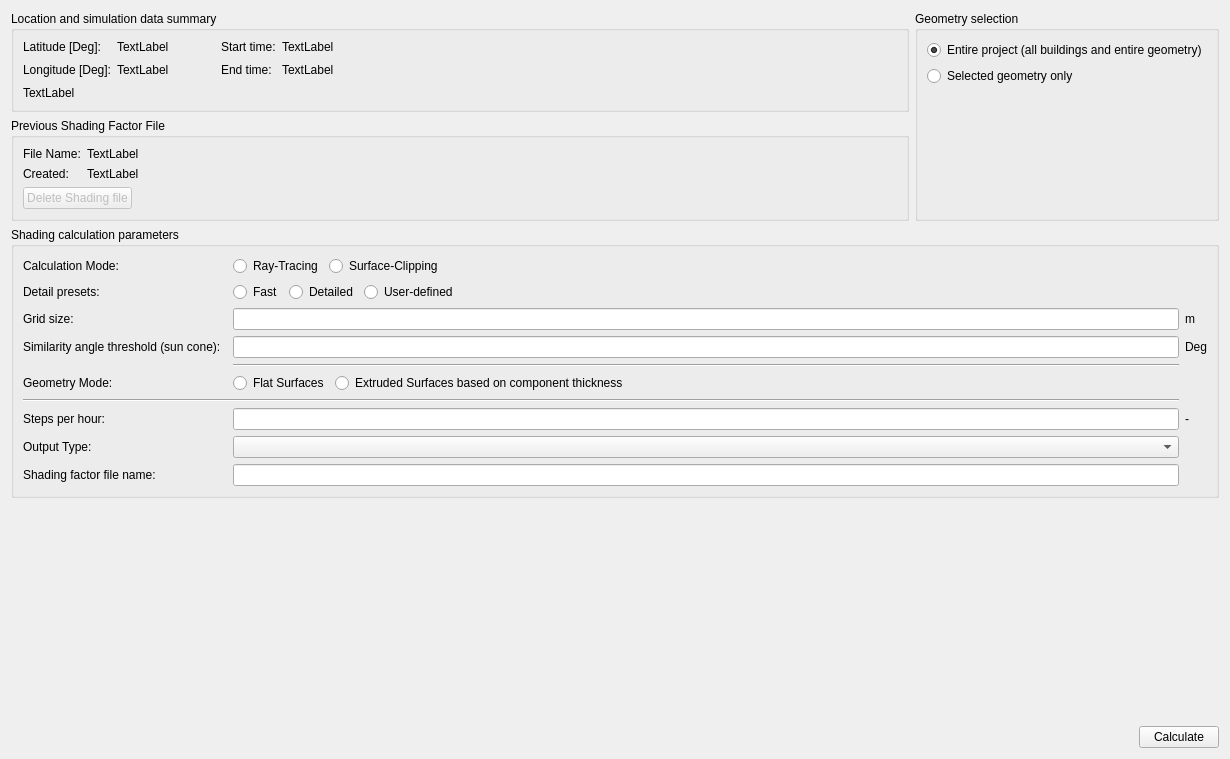
Before: the Qt Designer form SIM-VICUS/src/SVSimulationShadingOptions.ui in ghorwin/SIM-VICUS, drawn with Qt 5.
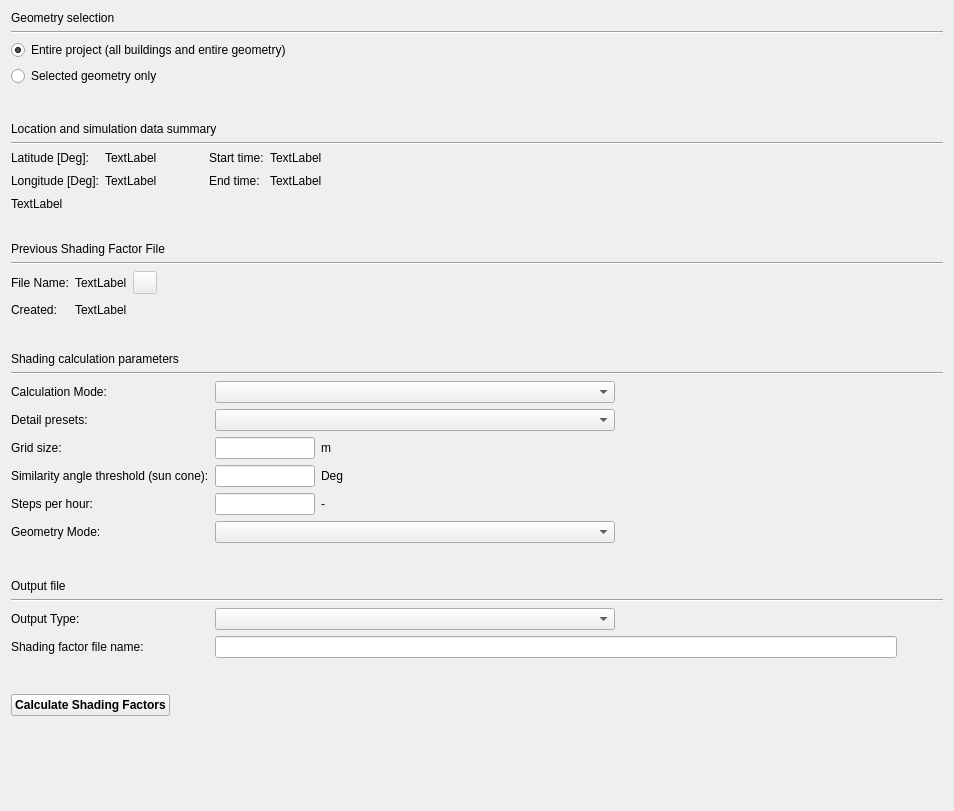
After: the same form once the commit is applied. Icons and pictures are not drawn. Custom widgets are drawn as their Qt base class.

The edit to the form file:
```diff
--- a/SIM-VICUS/src/SVSimulationShadingOptions.ui
+++ b/SIM-VICUS/src/SVSimulationShadingOptions.ui
@@ -6,129 +6,93 @@
    <rect>
     <x>0</x>
     <y>0</y>
-    <width>1230</width>
-    <height>759</height>
+    <width>954</width>
+    <height>811</height>
    </rect>
   </property>
   <property name="windowTitle">
    <string>Sunlight Factor Calculation</string>
   </property>
-  <layout class="QGridLayout" name="gridLayoutWidget" rowstretch="0,0,0,0,0">
-   <item row="4" column="0" colspan="2">
-    <layout class="QHBoxLayout" name="horizontalLayout">
+  <layout class="QVBoxLayout" name="verticalLayout">
      <item>
-      <spacer name="horizontalSpacer">
+    <widget class="QLabel" name="label_14">
+     <property name="text">
+      <string>Geometry selection</string>
+     </property>
+    </widget>
+   </item>
+   <item>
+    <widget class="Line" name="line">
        <property name="orientation">
         <enum>Qt::Horizontal</enum>
        </property>
-       <property name="sizeHint" stdset="0">
-        <size>
-         <width>40</width>
-         <height>20</height>
-        </size>
-       </property>
-      </spacer>
-     </item>
-     <item>
-      <widget class="QPushButton" name="pushButtonCalculate">
-       <property name="text">
-        <string>Calculate</string>
-       </property>
-      </widget>
-     </item>
-    </layout>
-   </item>
-   <item row="1" column="0">
-    <widget class="QGroupBox" name="groupBox_4">
-     <property name="title">
-      <string>Previous Shading Factor File</string>
-     </property>
-     <layout class="QGridLayout" name="gridLayout_4" columnstretch="0,1">
-      <item row="0" column="0">
-       <widget class="QLabel" name="label_10">
-        <property name="text">
-         <string>File Name:</string>
-        </property>
-        <property name="scaledContents">
-         <bool>false</bool>
-        </property>
-       </widget>
-      </item>
-      <item row="0" column="1">
-       <widget class="QLabel" name="labelPreviousShadingFile">
-        <property name="text">
-         <string>TextLabel</string>
-        </property>
-       </widget>
-      </item>
-      <item row="1" column="0">
-       <widget class="QLabel" name="label_11">
-        <property name="text">
-         <string>Created:</string>
-        </property>
-       </widget>
-      </item>
-      <item row="1" column="1">
-       <widget class="QLabel" name="labelPreviousShadingFileCreationDate">
-        <property name="text">
-         <string>TextLabel</string>
-        </property>
-       </widget>
-      </item>
-      <item row="2" column="0" colspan="2">
-       <layout class="QHBoxLayout" name="horizontalLayout_2">
+    </widget>
+   </item>
         <item>
-         <widget class="QPushButton" name="pushButtonDeletePreviousShadingFile">
+    <widget class="QRadioButton" name="radioButtonEntireProject">
           <property name="enabled">
+      <bool>true</bool>
+     </property>
+     <property name="text">
+      <string>Entire project (all buildings and entire geometry)</string>
+     </property>
+     <property name="checked">
+      <bool>true</bool>
+     </property>
+     <attribute name="buttonGroup">
+      <string notr="true">buttonGroup</string>
+     </attribute>
+    </widget>
+   </item>
+   <item>
+    <widget class="QRadioButton" name="radioButtonSelectedGeometry">
+     <property name="text">
+      <string>Selected geometry only</string>
+     </property>
+     <property name="checked">
            <bool>false</bool>
           </property>
-          <property name="text">
-           <string>Delete Shading file</string>
-          </property>
+     <attribute name="buttonGroup">
+      <string notr="true">buttonGroup</string>
+     </attribute>
          </widget>
         </item>
         <item>
-         <spacer name="horizontalSpacer_5">
+    <spacer name="verticalSpacer">
           <property name="orientation">
-           <enum>Qt::Horizontal</enum>
+      <enum>Qt::Vertical</enum>
+     </property>
+     <property name="sizeType">
+      <enum>QSizePolicy::Maximum</enum>
           </property>
           <property name="sizeHint" stdset="0">
            <size>
-            <width>40</width>
-            <height>20</height>
+       <width>20</width>
+       <height>30</height>
            </size>
           </property>
          </spacer>
         </item>
-       </layout>
-      </item>
-     </layout>
-    </widget>
-   </item>
-   <item row="0" column="0">
-    <widget class="QGroupBox" name="groupBox_2">
-     <property name="title">
+   <item>
+    <widget class="QLabel" name="label_3">
+     <property name="text">
       <string>Location and simulation data summary</string>
      </property>
-     <layout class="QGridLayout" name="gridLayout_2">
-      <item row="0" column="0">
-       <widget class="QLabel" name="label_5">
-        <property name="text">
-         <string>Latitude [Deg]:</string>
-        </property>
-       </widget>
-      </item>
-      <item row="1" column="3">
-       <widget class="QLabel" name="label_9">
-        <property name="text">
-         <string>End time:</string>
+    </widget>
+   </item>
+   <item>
+    <widget class="Line" name="line_5">
+     <property name="orientation">
+      <enum>Qt::Horizontal</enum>
         </property>
        </widget>
       </item>
-      <item row="1" column="4">
-       <widget class="QLabel" name="labelEndTime">
+   <item>
+    <layout class="QGridLayout" name="gridLayout_5">
+     <item row="0" column="3">
+      <widget class="QLabel" name="label_8">
         <property name="text">
-         <string>TextLabel</string>
+        <string>Start time:</string>
         </property>
        </widget>
       </item>
@@ -139,6 +103,50 @@
         </property>
        </widget>
       </item>
+     <item row="0" column="4">
+      <widget class="QLabel" name="labelStartTime">
+       <property name="text">
+        <string>TextLabel</string>
+       </property>
+      </widget>
+     </item>
+     <item row="0" column="1">
+      <widget class="QLabel" name="labelLatitude">
+       <property name="text">
+        <string>TextLabel</string>
+       </property>
+      </widget>
+     </item>
+     <item row="1" column="4">
+      <widget class="QLabel" name="labelEndTime">
+       <property name="text">
+        <string>TextLabel</string>
+       </property>
+      </widget>
+     </item>
+     <item row="1" column="1">
+      <widget class="QLabel" name="labelLongitude">
+       <property name="text">
+        <string>TextLabel</string>
+       </property>
+      </widget>
+     </item>
+     <item row="1" column="2">
+      <spacer name="horizontalSpacer_3">
+       <property name="orientation">
+        <enum>Qt::Horizontal</enum>
+       </property>
+       <property name="sizeType">
+        <enum>QSizePolicy::Fixed</enum>
+       </property>
+       <property name="sizeHint" stdset="0">
+        <size>
+         <width>40</width>
+         <height>20</height>
+        </size>
+       </property>
+      </spacer>
+     </item>
       <item row="1" column="0">
        <widget class="QLabel" name="label_6">
         <property name="text">
@@ -146,10 +154,17 @@
         </property>
        </widget>
       </item>
-      <item row="0" column="3">
-       <widget class="QLabel" name="label_8">
+     <item row="1" column="3">
+      <widget class="QLabel" name="label_9">
         <property name="text">
-         <string>Start time:</string>
+        <string>End time:</string>
+       </property>
+      </widget>
+     </item>
+     <item row="0" column="0">
+      <widget class="QLabel" name="label_5">
+       <property name="text">
+        <string>Latitude [Deg]:</string>
         </property>
        </widget>
       </item>
@@ -166,300 +181,458 @@
         </property>
        </spacer>
       </item>
-      <item row="1" column="2">
-       <spacer name="horizontalSpacer_3">
+    </layout>
+   </item>
+   <item>
+    <spacer name="verticalSpacer_2">
         <property name="orientation">
-         <enum>Qt::Horizontal</enum>
+      <enum>Qt::Vertical</enum>
         </property>
         <property name="sizeType">
-         <enum>QSizePolicy::Fixed</enum>
+      <enum>QSizePolicy::Maximum</enum>
         </property>
         <property name="sizeHint" stdset="0">
          <size>
-          <width>40</width>
-          <height>20</height>
+       <width>20</width>
+       <height>25</height>
          </size>
         </property>
        </spacer>
       </item>
-      <item row="0" column="4">
-       <widget class="QLabel" name="labelStartTime">
+   <item>
+    <widget class="QLabel" name="label_15">
         <property name="text">
-         <string>TextLabel</string>
+      <string>Previous Shading Factor File</string>
         </property>
        </widget>
       </item>
-      <item row="1" column="1">
-       <widget class="QLabel" name="labelLongitude">
-        <property name="text">
-         <string>TextLabel</string>
+   <item>
+    <widget class="Line" name="line_2">
+     <property name="orientation">
+      <enum>Qt::Horizontal</enum>
         </property>
        </widget>
       </item>
-      <item row="0" column="1">
-       <widget class="QLabel" name="labelLatitude">
+   <item>
+    <layout class="QGridLayout" name="gridLayout_2">
+     <item row="1" column="0">
+      <widget class="QLabel" name="label_11">
         <property name="text">
-         <string>TextLabel</string>
+        <string>Created:</string>
         </property>
        </widget>
       </item>
-     </layout>
-    </widget>
-   </item>
-   <item row="0" column="1" rowspan="2">
-    <widget class="QGroupBox" name="groupBox_3">
-     <property name="title">
-      <string>Geometry selection</string>
-     </property>
-     <layout class="QGridLayout" name="gridLayout_3">
       <item row="0" column="0">
-       <widget class="QRadioButton" name="radioButtonEntireProject">
+      <widget class="QLabel" name="label_10">
+       <property name="text">
+        <string>File Name:</string>
+       </property>
+       <property name="scaledContents">
+        <bool>false</bool>
+       </property>
+      </widget>
+     </item>
+     <item row="0" column="1">
+      <widget class="QLabel" name="labelPreviousShadingFile">
+       <property name="text">
+        <string>TextLabel</string>
+       </property>
+      </widget>
+     </item>
+     <item row="0" column="3">
+      <spacer name="horizontalSpacer_7">
+       <property name="orientation">
+        <enum>Qt::Horizontal</enum>
+       </property>
+       <property name="sizeHint" stdset="0">
+        <size>
+         <width>40</width>
+         <height>20</height>
+        </size>
+       </property>
+      </spacer>
+     </item>
+     <item row="1" column="1">
+      <widget class="QLabel" name="labelPreviousShadingFileCreationDate">
+       <property name="text">
+        <string>TextLabel</string>
+       </property>
+      </widget>
+     </item>
+     <item row="1" column="3">
+      <spacer name="horizontalSpacer_9">
+       <property name="orientation">
+        <enum>Qt::Horizontal</enum>
+       </property>
+       <property name="sizeHint" stdset="0">
+        <size>
+         <width>40</width>
+         <height>20</height>
+        </size>
+       </property>
+      </spacer>
+     </item>
+     <item row="0" column="2">
+      <widget class="QToolButton" name="toolButtonDeletePreviousShadingFile">
         <property name="enabled">
-         <bool>true</bool>
-        </property>
-        <property name="text">
-         <string>Entire project (all buildings and entire geometry)</string>
-        </property>
-        <property name="checked">
-         <bool>true</bool>
-        </property>
-       </widget>
-      </item>
-      <item row="1" column="0">
-       <widget class="QRadioButton" name="radioButtonSelectedGeometry">
-        <property name="text">
-         <string>Selected geometry only</string>
-        </property>
-        <property name="checked">
          <bool>false</bool>
         </property>
-       </widget>
-      </item>
-      <item row="2" column="0">
-       <spacer name="verticalSpacer_5">
-        <property name="orientation">
-         <enum>Qt::Vertical</enum>
-        </property>
-        <property name="sizeType">
-         <enum>QSizePolicy::MinimumExpanding</enum>
-        </property>
-        <property name="sizeHint" stdset="0">
-         <size>
-          <width>50</width>
-          <height>0</height>
-         </size>
-        </property>
-       </spacer>
-      </item>
-     </layout>
-    </widget>
+       <property name="toolTip">
+        <string>Delete shading factor file</string>
+       </property>
+       <property name="text">
+        <string/>
+       </property>
+       <property name="icon">
+        <iconset resource="../resources/SIM-VICUS.qrc">
+         <normaloff>:/gfx/actions/24x24/minus.png</normaloff>:/gfx/actions/24x24/minus.png</iconset>
+       </property>
+      </widget>
+     </item>
+    </layout>
    </item>
-   <item row="3" column="0" colspan="2">
-    <spacer name="verticalSpacer">
+   <item>
+    <spacer name="verticalSpacer_3">
      <property name="orientation">
       <enum>Qt::Vertical</enum>
      </property>
+     <property name="sizeType">
+      <enum>QSizePolicy::Maximum</enum>
+     </property>
      <property name="sizeHint" stdset="0">
       <size>
        <width>20</width>
-       <height>200</height>
+       <height>26</height>
       </size>
      </property>
     </spacer>
    </item>
-   <item row="2" column="0" colspan="2">
-    <widget class="QGroupBox" name="groupBox">
-     <property name="title">
+   <item>
+    <widget class="QLabel" name="label_16">
+     <property name="text">
       <string>Shading calculation parameters</string>
      </property>
-     <layout class="QGridLayout" name="gridLayout">
-      <item row="16" column="2">
-       <widget class="QLineEdit" name="lineEditShadingFactorFilename">
-        <property name="readOnly">
-         <bool>true</bool>
-        </property>
-       </widget>
-      </item>
-      <item row="4" column="1">
-       <widget class="Line" name="line">
+    </widget>
+   </item>
+   <item>
+    <widget class="Line" name="line_3">
         <property name="orientation">
          <enum>Qt::Horizontal</enum>
         </property>
        </widget>
       </item>
-      <item row="15" column="2">
-       <widget class="QComboBox" name="comboBoxFileType"/>
-      </item>
-      <item row="16" column="0">
-       <widget class="QLabel" name="label_2">
-        <property name="text">
-         <string>Shading factor file name:</string>
+   <item>
+    <layout class="QGridLayout" name="gridLayout_4">
+     <item row="3" column="1">
+      <layout class="QHBoxLayout" name="horizontalLayout_3">
+       <item>
+        <widget class="QtExt::ValidatingLineEdit" name="lineEditSunCone">
+         <property name="maximumSize">
+          <size>
+           <width>100</width>
+           <height>16777215</height>
+          </size>
         </property>
        </widget>
       </item>
-      <item row="1" column="0">
-       <widget class="QLabel" name="label_13">
+       <item>
+        <widget class="QLabel" name="labelGridSize_3">
         <property name="text">
-         <string>Calculation Mode:</string>
+          <string>Deg</string>
         </property>
        </widget>
       </item>
-      <item row="4" column="2">
-       <widget class="QtExt::ValidatingLineEdit" name="lineEditGridSize"/>
-      </item>
-      <item row="14" column="0">
+      </layout>
+     </item>
+     <item row="2" column="2" colspan="2">
+      <spacer name="horizontalSpacer_2">
+       <property name="orientation">
+        <enum>Qt::Horizontal</enum>
+       </property>
+       <property name="sizeHint" stdset="0">
+        <size>
+         <width>40</width>
+         <height>20</height>
+        </size>
+       </property>
+      </spacer>
+     </item>
+     <item row="5" column="0">
        <widget class="QLabel" name="labelSteps">
         <property name="text">
          <string>Steps per hour:</string>
         </property>
        </widget>
       </item>
-      <item row="10" column="2">
+     <item row="5" column="1">
        <layout class="QHBoxLayout" name="horizontalLayout_4">
         <item>
-         <widget class="QRadioButton" name="radioButtonFlatGeometry">
-          <property name="text">
-           <string>Flat Surfaces</string>
-          </property>
-         </widget>
-        </item>
-        <item>
-         <widget class="QRadioButton" name="radioButtonExtrudedGeometry">
-          <property name="text">
-           <string>Extruded Surfaces based on component thickness</string>
-          </property>
-         </widget>
-        </item>
-        <item>
-         <spacer name="horizontalSpacer_6">
-          <property name="orientation">
-           <enum>Qt::Horizontal</enum>
-          </property>
-          <property name="sizeHint" stdset="0">
-           <size>
-            <width>40</width>
-            <height>20</height>
-           </size>
-          </property>
-         </spacer>
-        </item>
-       </layout>
-      </item>
-      <item row="7" column="2">
-       <widget class="Line" name="line_3">
-        <property name="orientation">
-         <enum>Qt::Horizontal</enum>
-        </property>
-       </widget>
-      </item>
-      <item row="4" column="0">
-       <widget class="QLabel" name="labelGridSize">
-        <property name="text">
-         <string>Grid size:</string>
-        </property>
-       </widget>
-      </item>
-      <item row="6" column="2">
-       <widget class="QtExt::ValidatingLineEdit" name="lineEditSunCone"/>
-      </item>
-      <item row="6" column="0">
-       <widget class="QLabel" name="label_4">
-        <property name="text">
-         <string>Similarity angle threshold (sun cone):</string>
-        </property>
-       </widget>
-      </item>
-      <item row="1" column="2">
-       <layout class="QHBoxLayout" name="horizontalLayout_6">
-        <item>
-         <widget class="QRadioButton" name="radioButtonRayTracing">
-          <property name="text">
-           <string>Ray-Tracing</string>
-          </property>
-         </widget>
-        </item>
-        <item>
-         <widget class="QRadioButton" name="radioButtonSurfaceClipping">
-          <property name="text">
-           <string>Surface-Clipping</string>
-          </property>
-         </widget>
-        </item>
-        <item>
-         <spacer name="horizontalSpacer_8">
-          <property name="orientation">
-           <enum>Qt::Horizontal</enum>
-          </property>
-          <property name="sizeHint" stdset="0">
-           <size>
-            <width>40</width>
-            <height>20</height>
-           </size>
-          </property>
-         </spacer>
-        </item>
-       </layout>
-      </item>
-      <item row="14" column="2">
        <widget class="QtExt::ValidatingLineEdit" name="lineEditSteps">
+         <property name="maximumSize">
+          <size>
+           <width>100</width>
+           <height>16777215</height>
+          </size>
+         </property>
         <property name="text">
          <string/>
         </property>
        </widget>
+       </item>
+       <item>
+        <widget class="QLabel" name="labelGridSize_4">
+         <property name="text">
+          <string>-</string>
+         </property>
+        </widget>
+       </item>
+      </layout>
       </item>
       <item row="3" column="0">
+      <widget class="QLabel" name="label_4">
+       <property name="text">
+        <string>Similarity angle threshold (sun cone):</string>
+       </property>
+      </widget>
+     </item>
+     <item row="1" column="1" colspan="3">
+      <widget class="QComboBox" name="comboBoxPresets">
+       <property name="sizePolicy">
+        <sizepolicy hsizetype="Maximum" vsizetype="Fixed">
+         <horstretch>0</horstretch>
+         <verstretch>0</verstretch>
+        </sizepolicy>
+       </property>
+       <property name="maximumSize">
+        <size>
+         <width>400</width>
+         <height>16777215</height>
+        </size>
+       </property>
+      </widget>
+     </item>
+     <item row="16" column="2" colspan="2">
+      <spacer name="horizontalSpacer_13">
+       <property name="orientation">
+        <enum>Qt::Horizontal</enum>
+       </property>
+       <property name="sizeHint" stdset="0">
+        <size>
+         <width>40</width>
+         <height>20</height>
+        </size>
+       </property>
+      </spacer>
+     </item>
+     <item row="1" column="0">
        <widget class="QLabel" name="label">
         <property name="text">
          <string>Detail presets:</string>
         </property>
        </widget>
       </item>
-      <item row="15" column="0">
+     <item row="16" column="0">
+      <widget class="QLabel" name="label_2">
+       <property name="text">
+        <string>Shading factor file name:</string>
+       </property>
+      </widget>
+     </item>
+     <item row="3" column="2" colspan="2">
+      <spacer name="horizontalSpacer_11">
+       <property name="orientation">
+        <enum>Qt::Horizontal</enum>
+       </property>
+       <property name="sizeHint" stdset="0">
+        <size>
+         <width>40</width>
+         <height>20</height>
+        </size>
+       </property>
+      </spacer>
+     </item>
+     <item row="0" column="0">
+      <widget class="QLabel" name="label_13">
+       <property name="text">
+        <string>Calculation Mode:</string>
+       </property>
+      </widget>
+     </item>
+     <item row="14" column="1">
+      <widget class="QComboBox" name="comboBoxFileType">
+       <property name="sizePolicy">
+        <sizepolicy hsizetype="Maximum" vsizetype="Fixed">
+         <horstretch>0</horstretch>
+         <verstretch>0</verstretch>
+        </sizepolicy>
+       </property>
+       <property name="maximumSize">
+        <size>
+         <width>400</width>
+         <height>16777215</height>
+        </size>
+       </property>
+      </widget>
+     </item>
+     <item row="9" column="0" rowspan="2" colspan="4">
+      <spacer name="verticalSpacer_5">
+       <property name="orientation">
+        <enum>Qt::Vertical</enum>
+       </property>
+       <property name="sizeType">
+        <enum>QSizePolicy::Maximum</enum>
+       </property>
+       <property name="sizeHint" stdset="0">
+        <size>
+         <width>20</width>
+         <height>30</height>
+        </size>
+       </property>
+      </spacer>
+     </item>
+     <item row="11" column="0" colspan="4">
+      <widget class="QLabel" name="label_17">
+       <property name="text">
+        <string>Output file</string>
+       </property>
+      </widget>
+     </item>
+     <item row="2" column="1">
+      <layout class="QHBoxLayout" name="horizontalLayout_2">
+       <item>
+        <widget class="QtExt::ValidatingLineEdit" name="lineEditGridSize">
+         <property name="maximumSize">
+          <size>
+           <width>100</width>
+           <height>16777215</height>
+          </size>
+         </property>
+        </widget>
+       </item>
+       <item>
+        <widget class="QLabel" name="labelGridSize_2">
+         <property name="text">
+          <string>m</string>
+         </property>
+        </widget>
+       </item>
+      </layout>
+     </item>
+     <item row="2" column="0">
+      <widget class="QLabel" name="labelGridSize">
+       <property name="text">
+        <string>Grid size:</string>
+       </property>
+      </widget>
+     </item>
+     <item row="16" column="1">
+      <widget class="QLineEdit" name="lineEditShadingFactorFilename">
+       <property name="readOnly">
+        <bool>true</bool>
+       </property>
+      </widget>
+     </item>
+     <item row="14" column="2" colspan="2">
+      <spacer name="horizontalSpacer_14">
+       <property name="orientation">
+        <enum>Qt::Horizontal</enum>
+       </property>
+       <property name="sizeHint" stdset="0">
+        <size>
+         <width>40</width>
+         <height>20</height>
+        </size>
+       </property>
+      </spacer>
+     </item>
+     <item row="6" column="1">
+      <widget class="QComboBox" name="comboBoxGeometryMode">
+       <property name="sizePolicy">
+        <sizepolicy hsizetype="Maximum" vsizetype="Fixed">
+         <horstretch>0</horstretch>
+         <verstretch>0</verstretch>
+        </sizepolicy>
+       </property>
+       <property name="maximumSize">
+        <size>
+         <width>400</width>
+         <height>16777215</height>
+        </size>
+       </property>
+      </widget>
+     </item>
+     <item row="14" column="0">
        <widget class="QLabel" name="label_7">
         <property name="text">
          <string>Output Type:</string>
         </property>
        </widget>
       </item>
-      <item row="10" column="0">
+     <item row="6" column="0">
        <widget class="QLabel" name="label_12">
         <property name="text">
          <string>Geometry Mode:</string>
         </property>
        </widget>
       </item>
-      <item row="13" column="0" colspan="3">
-       <widget class="Line" name="line_2">
+     <item row="0" column="1" colspan="3">
+      <widget class="QComboBox" name="comboBoxCalculationMethod">
+       <property name="sizePolicy">
+        <sizepolicy hsizetype="Maximum" vsizetype="Fixed">
+         <horstretch>0</horstretch>
+         <verstretch>0</verstretch>
+        </sizepolicy>
+       </property>
+       <property name="maximumSize">
+        <size>
+         <width>400</width>
+         <height>16777215</height>
+        </size>
+       </property>
+      </widget>
+     </item>
+     <item row="13" column="0" colspan="4">
+      <widget class="Line" name="line_4">
         <property name="orientation">
          <enum>Qt::Horizontal</enum>
         </property>
        </widget>
       </item>
-      <item row="3" column="2">
-       <layout class="QHBoxLayout" name="horizontalLayout_3">
-        <item>
-         <widget class="QRadioButton" name="radioButtonFast">
-          <property name="text">
-           <string>Fast</string>
-          </property>
-         </widget>
+    </layout>
         </item>
         <item>
-         <widget class="QRadioButton" name="radioButtonDetailed">
-          <property name="text">
-           <string>Detailed</string>
-          </property>
-         </widget>
+    <spacer name="verticalSpacer_6">
+     <property name="orientation">
+      <enum>Qt::Vertical</enum>
+     </property>
+     <property name="sizeType">
+      <enum>QSizePolicy::Maximum</enum>
+     </property>
+     <property name="sizeHint" stdset="0">
+      <size>
+       <width>20</width>
+       <height>30</height>
+      </size>
+     </property>
+    </spacer>
         </item>
         <item>
-         <widget class="QRadioButton" name="radioButtonManual">
+    <layout class="QHBoxLayout" name="horizontalLayout">
+     <item>
+      <widget class="QPushButton" name="pushButtonCalculate">
+       <property name="font">
+        <font>
+         <pointsize>9</pointsize>
+         <bold>true</bold>
+        </font>
+       </property>
           <property name="text">
-           <string>User-defined</string>
+        <string>Calculate Shading Factors</string>
           </property>
          </widget>
         </item>
         <item>
-         <spacer name="horizontalSpacer_2">
+      <spacer name="horizontalSpacer">
           <property name="orientation">
            <enum>Qt::Horizontal</enum>
           </property>
@@ -473,29 +646,18 @@
         </item>
        </layout>
       </item>
-      <item row="4" column="3">
-       <widget class="QLabel" name="labelGridSize_2">
-        <property name="text">
-         <string>m</string>
-        </property>
-       </widget>
-      </item>
-      <item row="6" column="3">
-       <widget class="QLabel" name="labelGridSize_3">
-        <property name="text">
-         <string>Deg</string>
-        </property>
-       </widget>
-      </item>
-      <item row="14" column="3">
-       <widget class="QLabel" name="labelGridSize_4">
-        <property name="text">
-         <string>-</string>
-        </property>
-       </widget>
-      </item>
-     </layout>
-    </widget>
+   <item>
+    <spacer name="verticalSpacer_4">
+     <property name="orientation">
+      <enum>Qt::Vertical</enum>
+     </property>
+     <property name="sizeHint" stdset="0">
+      <size>
+       <width>20</width>
+       <height>40</height>
+      </size>
+     </property>
+    </spacer>
    </item>
   </layout>
  </widget>
```
Left out of the diff: 7 changed lines with no effect on the pictures. Lines whose indentation alone changed are shown as unchanged.
